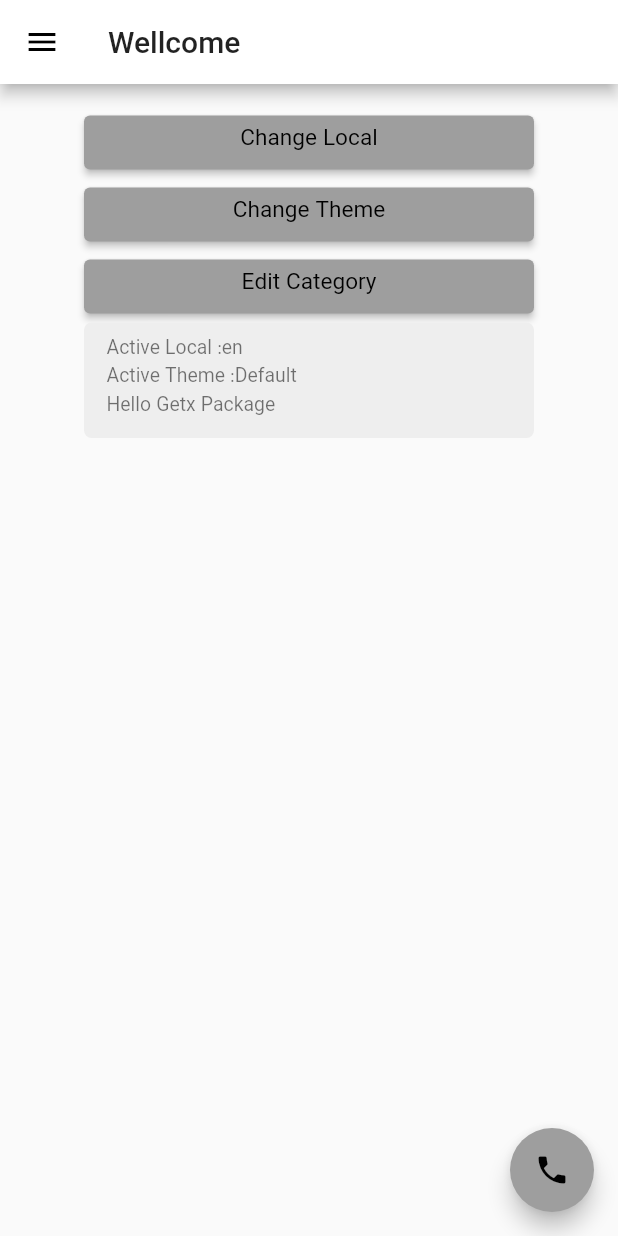
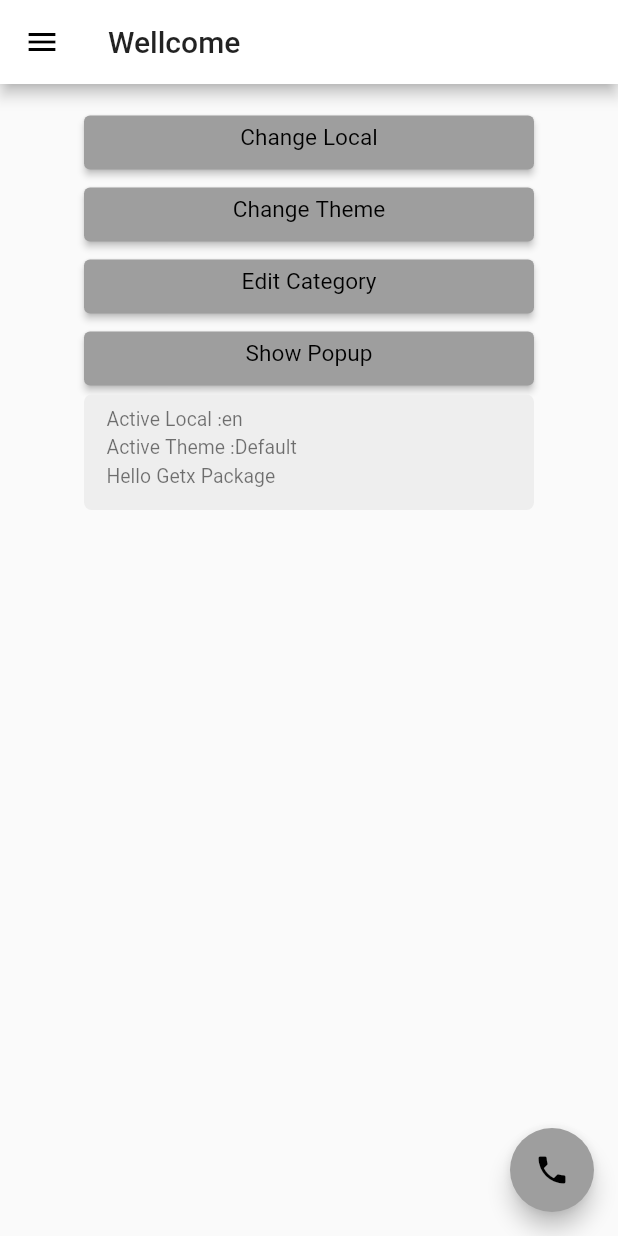
Before and after one commit to master11641/base_flutter_app, a Flutter app: the screen it shows after launch, on a phone screen of 412 x 824 dp. Run offline on Flutter 3.47's test engine with Material 2 defaults, Android fonts, the light colour scheme and no system bars; our stand-ins replace flutter_datetime_picker, get; missing offline and left inert: sqfentity, sqfentity_gen; statements that could not run were skipped.

Commit message:
conflict packages resolved

```diff
--- a/lib/main.dart
+++ b/lib/main.dart
@@ -1,5 +1,7 @@
 import 'dart:math';
 
+import 'package:base_flutter_app/tools/popup.dart';
+import 'package:base_flutter_app/tools/slidemenu.dart';
 import 'package:flutter/material.dart';
 import 'package:get/get_navigation/src/root/internacionalization.dart';
 import 'package:get/get.dart';
@@ -20,7 +22,7 @@ Future runSamples() async {
     await Category(name: 'Ultrabooks', isActive: true).save();
   } else {
     print(
-        'There is already categories in the database.. addCategories will not run');
+        'There is  already categories in the database.. addCategories will not run');
   }
 }
 
@@ -61,11 +63,8 @@ class MyHomePage extends StatelessWidget {
     return randomNumber;
   }
 
-  @override
-  Widget build(BuildContext context) {
-    return Scaffold(
-      drawer: Drawer(
-        child: Column(
+  Widget _sideBarWidget() {
+    return Column(
       mainAxisAlignment: MainAxisAlignment.start,
       crossAxisAlignment: CrossAxisAlignment.start,
       children: [
@@ -78,12 +77,6 @@ class MyHomePage extends StatelessWidget {
               ),
             ],
           ),
-              // decoration: BoxDecoration(
-              //   image: DecorationImage(
-              //     //image: AssetImage('assets/images/menu_bg.png'),
-              //     fit: BoxFit.cover,
-              //   ),
-              //),
         ),
         Expanded(
           // flex: 2,
@@ -128,8 +121,13 @@ class MyHomePage extends StatelessWidget {
           ),
         ),
       ],
-        ),
-      ),
+    );
+  }
+
+  @override
+  Widget build(BuildContext context) {
+    return Scaffold(
+      drawer: Drawer(child: _sideBarWidget()),
       appBar: AppBar(
         title: Text('title'.tr),
       ),
@@ -180,8 +178,33 @@ class MyHomePage extends StatelessWidget {
                     padding: MaterialStateProperty.all<EdgeInsets>(
                         EdgeInsets.only(right: 30, left: 30))),
                 child: Text('category_edit_button'.tr),
-                onPressed: () async{
+                onPressed: () async {
                   Get.to(CategoryAdd(await Category().getById(1)));
+                },
+              ),
+            ),
+          ),
+          Center(
+            child: SizedBox(
+              width: 300,
+              child: ElevatedButton(
+                style: ButtonStyle(
+                    padding: MaterialStateProperty.all<EdgeInsets>(
+                        EdgeInsets.only(right: 30, left: 30))),
+                child: Text('show_popup_button'.tr),
+                onPressed: () async {
+                  showPopup(
+                      context,
+                      Column(
+                        children: [
+                          SizedBox(
+                            height: 25,
+                          ),
+                          Text('blablabla...'),
+                          Text('blablabla...'),
+                        ],
+                      ),
+                      'show_popup_button'.tr);
                 },
               ),
             ),
@@ -246,7 +269,8 @@ class Messages extends Translations {
           'change_theme_button_text': 'Change Theme',
           'change_theme_title_text': 'Active Theme :',
           'change_local_title_text': 'Active Local :',
-          'category_edit_button':'Edit Category',
+          'category_edit_button': 'Edit Category',
+          'show_popup_button': 'Show Popup',
         },
         'fa_IR': {
           'hello': 'سلام پکیج Getx',
@@ -255,7 +279,8 @@ class Messages extends Translations {
           'change_theme_button_text': 'تغییر تم',
           'change_theme_title_text': 'تم فعال:',
           'change_local_title_text': 'زبان فعال:',
-          'category_edit_button':'ویرایش گروه',
+          'category_edit_button': 'ویرایش گروه',
+          'show_popup_button': 'نمایش پیغام',
         }
       };
 }
--- a/pubspec.yaml
+++ b/pubspec.yaml
@@ -22,7 +22,7 @@ dependencies:
   flutter_datetime_picker: ^1.5.1
   intl: ^0.17.0
   http: ^0.13.3
-  sqflite_sqlcipher: ^2.0.0
+  # sqflite_sqlcipher: ^2.0.0
   sqfentity: ^2.0.0-dev.0
   sqfentity_gen: ^2.0.0-dev.0+1
 dev_dependencies:
```
Also changed, not shown: pubspec.lock, 1 other file. Lines whose indentation alone changed are shown as unchanged.
